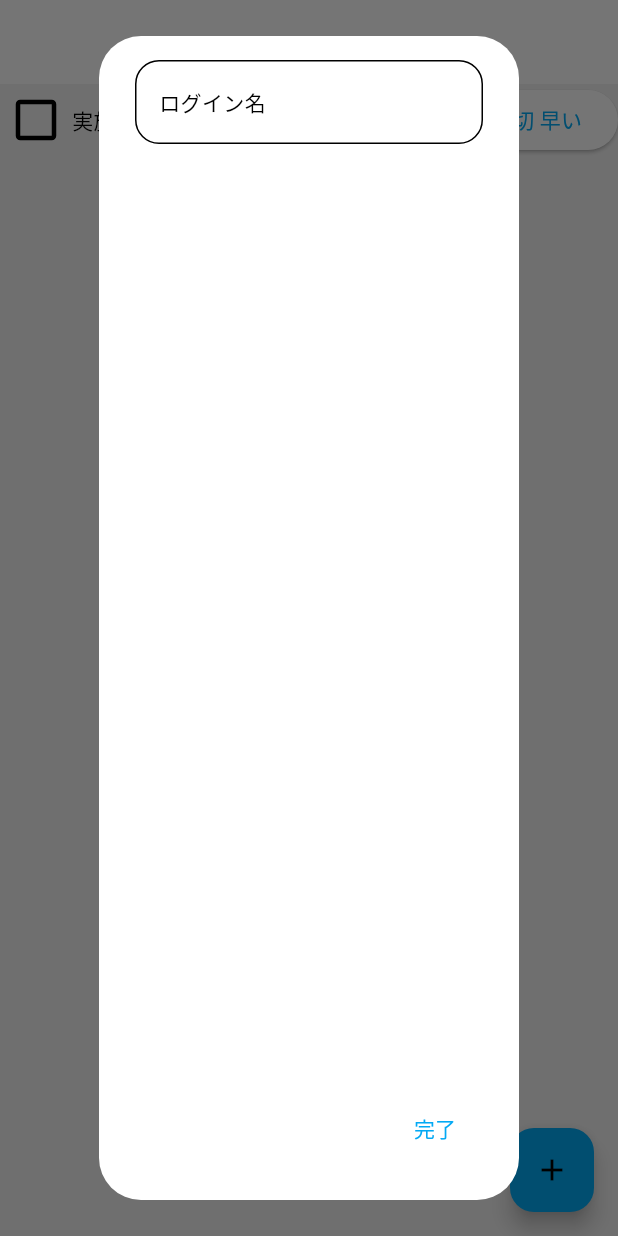
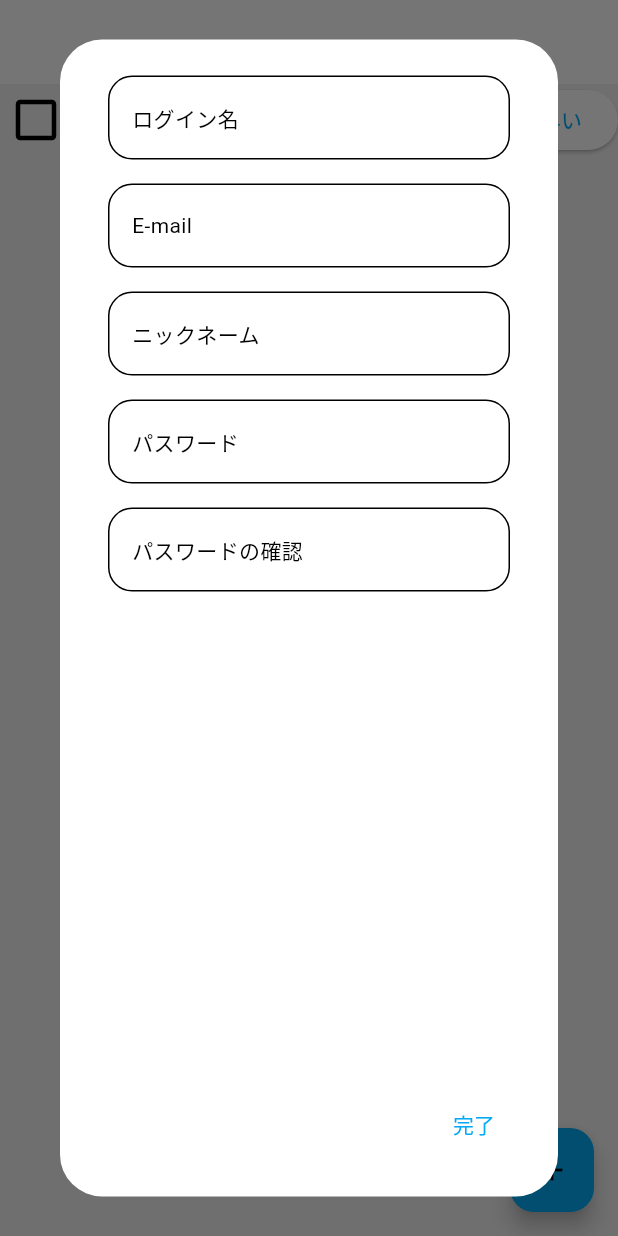
Before and after one commit to sakushin-udemy/firebase_todo_list, a Flutter app: the screen it shows after launch, after a tap on the "add" icon, on a phone screen of 412 x 824 dp. Run offline on Flutter 3.47's test engine with Material 2 defaults, Android fonts, the phone set to English and light mode, and no system bars; our stand-ins replace cloud_firestore, firebase_core, freezed_annotation, get_it; accounts and stored records are empty; generated files the repository leaves out were written again.

Commit message:
全ての入力欄を作成した

```diff
--- a/lib/login_dialog.dart
+++ b/lib/login_dialog.dart
@@ -16,14 +16,37 @@ class _LoginDialogState extends State<LoginDialog> {
 
   @override
   Widget build(BuildContext context) {
+    final size = MediaQuery.of(context).size;
     return AlertDialog(
-      content: Column(
+      content: SizedBox(
+        height: size.height * 0.8,
+        width: size.width * 0.8,
+        child: Column(
           children: [
             _UserInfoInput(
               controller: _loginNameController,
               label: 'ログイン名',
             ),
+            _UserInfoInput(
+              controller: _emailController,
+              label: 'E-mail',
+            ),
+            _UserInfoInput(
+              controller: _nicknameController,
+              label: 'ニックネーム',
+            ),
+            _UserInfoInput(
+              controller: _passwordController,
+              label: 'パスワード',
+              obscureText: true,
+            ),
+            _UserInfoInput(
+              controller: _confirmPasswordController,
+              label: 'パスワードの確認',
+              obscureText: true,
+            ),
           ],
+        ),
       ),
       actions: [
         TextButton(
@@ -50,14 +73,20 @@ class _UserInfoInput extends StatelessWidget {
     super.key,
     required this.controller,
     required this.label,
+    this.obscureText,
   });
 
   final TextEditingController controller;
   final String label;
+  final bool? obscureText;
+
   @override
   Widget build(BuildContext context) {
-    return TextFormField(
+    return Padding(
+      padding: const EdgeInsets.all(8.0),
+      child: TextFormField(
         controller: controller,
+        obscureText: obscureText ?? false,
         decoration: InputDecoration(
           focusedBorder: OutlineInputBorder(
             borderRadius: BorderRadius.circular(16),
@@ -74,6 +103,7 @@ class _UserInfoInput extends StatelessWidget {
             ),
           ),
         ),
+      ),
     );
   }
 }
```
Lines whose indentation alone changed are shown as unchanged.
